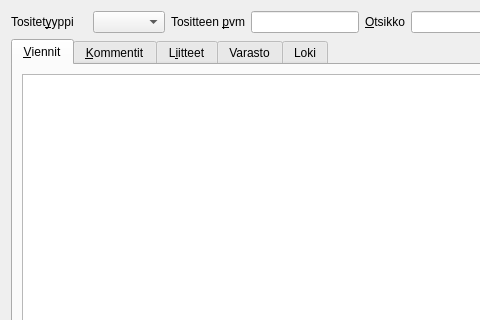
Before: the Qt Designer form kitsas/kirjaus/kirjaus.ui in artoh/kitupiikki, drawn with Qt 5; both pictures show x 0 to 480 and y 0 to 320 of the 1486 by 691 pixel window.
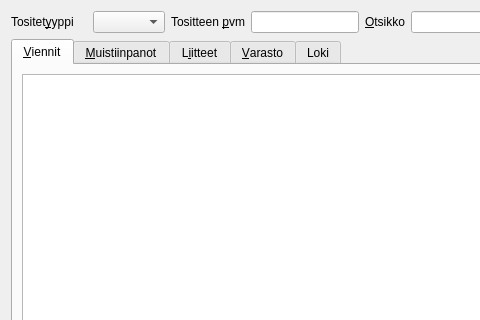
After: the same form once the commit is applied. Icons and pictures are not drawn. Custom widgets are drawn as their Qt base class.

```diff
--- a/kitsas/kirjaus/kirjaus.ui
+++ b/kitsas/kirjaus/kirjaus.ui
@@ -166,7 +166,7 @@
         <normaloff>:/pic/kommentti-harmaa.png</normaloff>:/pic/kommentti-harmaa.png</iconset>
       </attribute>
       <attribute name="title">
-       <string>&amp;Kommentit</string>
+       <string>&amp;Muistiinpanot</string>
       </attribute>
       <layout class="QVBoxLayout" name="verticalLayout_3">
        <item>
@@ -278,7 +278,7 @@
         <normaloff>:/pic/varasto-mv.png</normaloff>:/pic/varasto-mv.png</iconset>
       </attribute>
       <attribute name="title">
-       <string>Varasto</string>
+       <string>&amp;Varasto</string>
       </attribute>
      </widget>
      <widget class="QWidget" name="lisatab">
```
